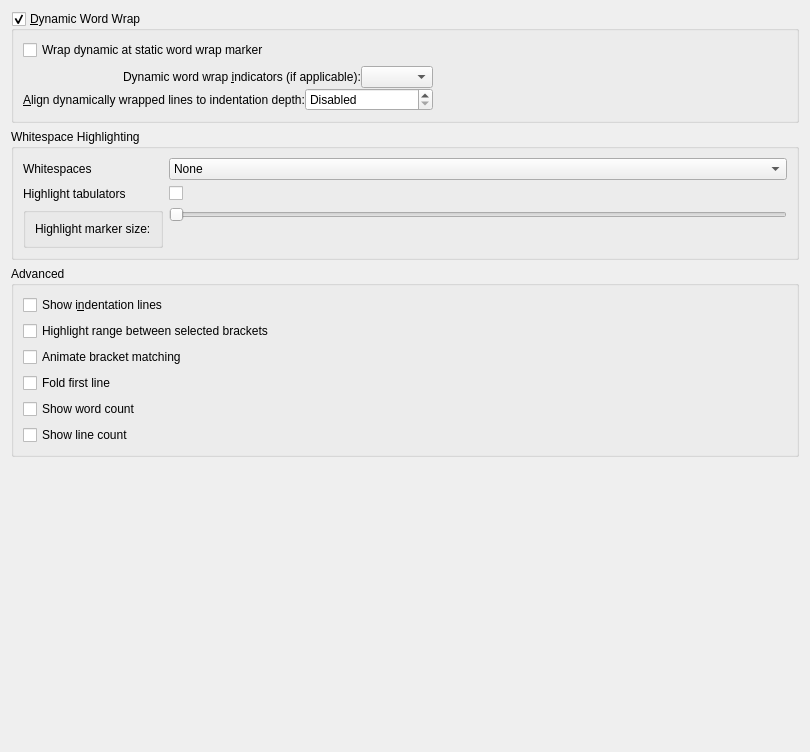
KDE/ktexteditor, file src/dialogs/textareaappearanceconfigwidget.ui: the form before one commit.
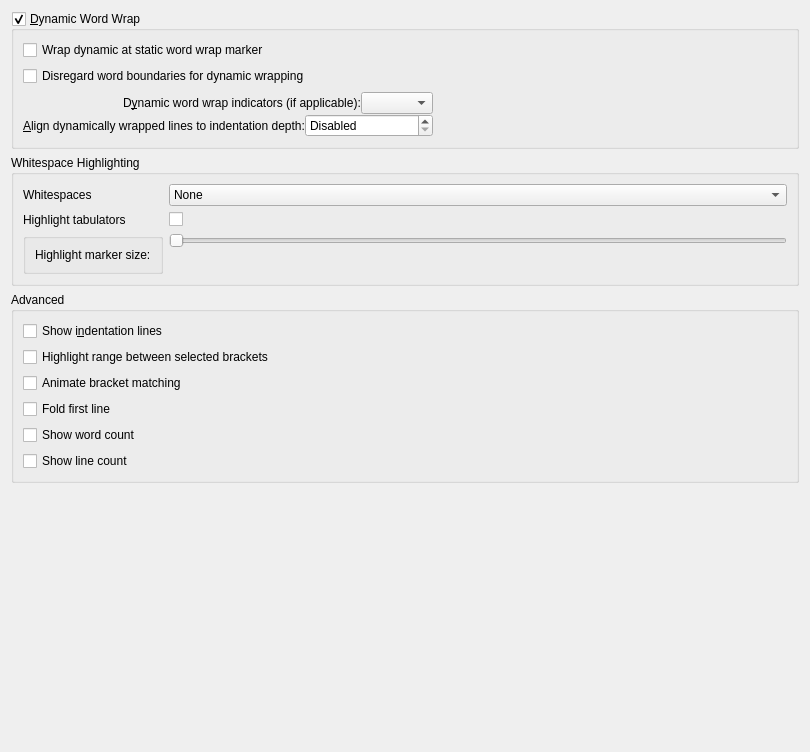
The form after the commit. Custom widgets are drawn as their Qt base class.

Commit message: Add an option to dynamic-break inside words

```diff
--- a/src/dialogs/textareaappearanceconfigwidget.ui
+++ b/src/dialogs/textareaappearanceconfigwidget.ui
@@ -30,6 +30,13 @@
         </property>
        </widget>
       </item>
+      <item>
+       <widget class="QCheckBox" name="chkDynWrapAnywhere">
+        <property name="text">
+         <string>Disregard word boundaries for dynamic wrapping</string>
+        </property>
+       </widget>
+      </item>
       <item>
        <layout class="QHBoxLayout" name="horizontalLayout_3" stretch="0,0">
         <property name="spacing">
@@ -55,7 +62,7 @@
             <item>
              <widget class="QLabel" name="lblDynamicWordWrapIndicators">
               <property name="text">
-               <string>Dynamic word wrap &amp;indicators (if applicable):</string>
+               <string>D&amp;ynamic word wrap indicators (if applicable):</string>
               </property>
               <property name="buddy">
                <cstring>cmbDynamicWordWrapIndicator</cstring>
```
The commit also changes 4 other files.
